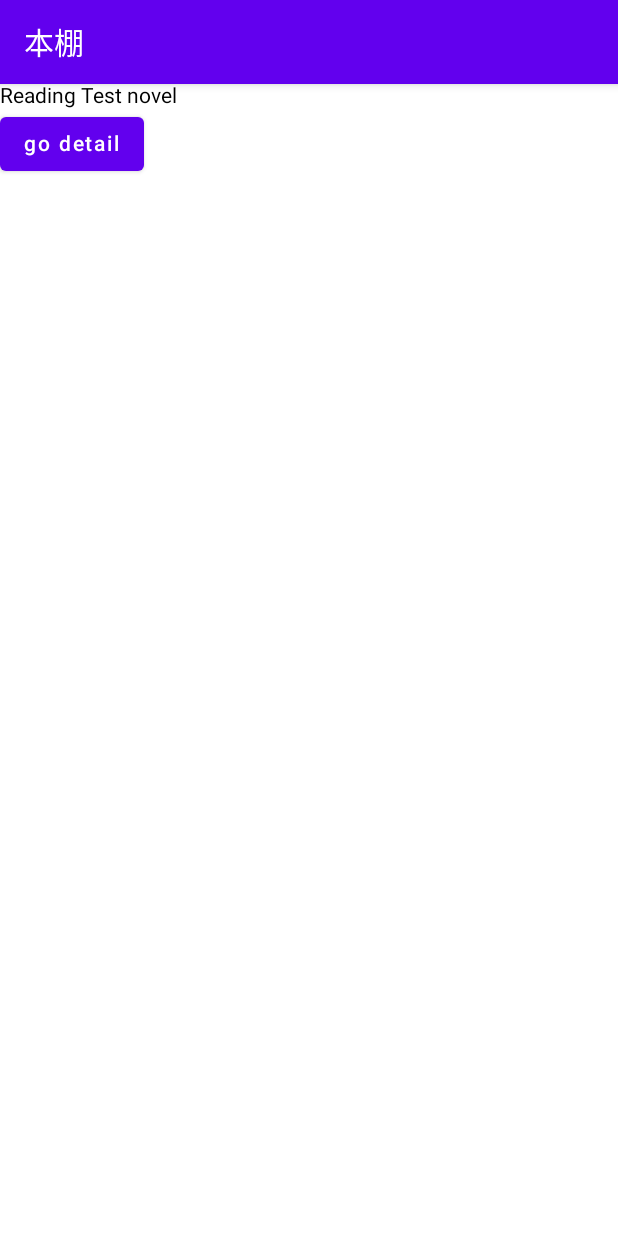
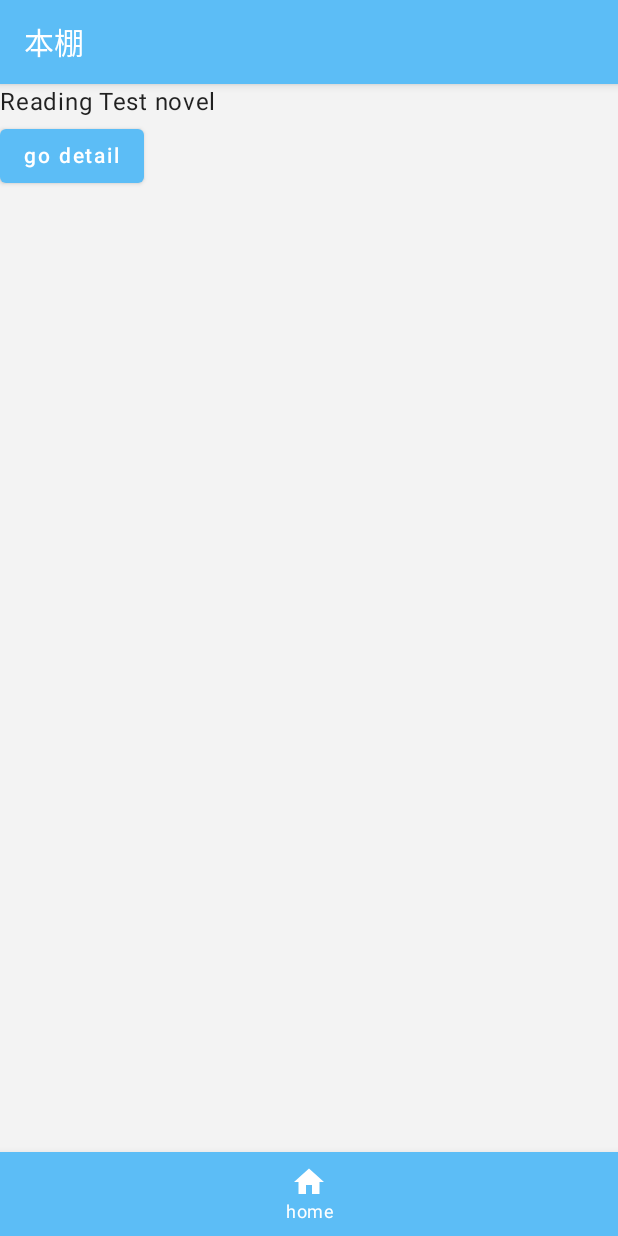
Before and after one commit to YusukeOba/WebNovelMate2, an Android app built with Jetpack Compose: the screen it shows after launch (MainActivity), on a phone screen of 412 x 824 dp. Run offline under Robolectric (Android 15) with nearby library versions, the phone set to English and light mode, and no system bars; our stand-ins replace accompanist, livedata-compose.

Commit message:
create theme

```diff
--- a/app/build.gradle
+++ b/app/build.gradle
@@ -82,6 +82,8 @@ dependencies {
     // Jetpack Compose Integration
     implementation "androidx.navigation:navigation-compose:$nav_version"
 
+    implementation "com.google.accompanist:accompanist-systemuicontroller:0.23.1"
+
     def jetpackVersion = "1.1.1"
 
     implementation "androidx.compose.ui:ui:$jetpackVersion"
--- /dev/null
+++ b/app/src/main/java/tokyo/oversoftware/webnovelmate/commons/AppTheme.kt
@@ -0,0 +1,36 @@
+package tokyo.oversoftware.webnovelmate.commons
+
+import androidx.compose.material.MaterialTheme
+import androidx.compose.material.lightColors
+import androidx.compose.runtime.Composable
+import androidx.compose.runtime.SideEffect
+import androidx.compose.ui.graphics.Color
+import androidx.compose.ui.platform.LocalInspectionMode
+import com.google.accompanist.systemuicontroller.rememberSystemUiController
+
+val skyColor = Color(0xFF5CBDF6)
+val grey = Color(0xFFF3F3F3)
+val pink = Color(0xFFFF7AAA)
+
+private val lightColors = lightColors(
+    primary = skyColor,
+    primaryVariant = skyColor,
+    secondary = pink,
+    background = grey
+)
+
+@Composable
+fun AppTheme(content: @Composable () -> Unit) {
+    if (!LocalInspectionMode.current) {
+        val systemUiController = rememberSystemUiController()
+        SideEffect {
+            systemUiController.setSystemBarsColor(
+                color = lightColors.primaryVariant,
+            )
+        }
+    }
+    MaterialTheme(
+        colors = lightColors,
+        content = content
+    )
+}
--- a/app/src/main/java/tokyo/oversoftware/webnovelmate/ui/screens/AppScreen.kt
+++ b/app/src/main/java/tokyo/oversoftware/webnovelmate/ui/screens/AppScreen.kt
@@ -1,23 +1,84 @@
 package tokyo.oversoftware.webnovelmate.ui.screens
 
-import androidx.compose.material.Scaffold
-import androidx.compose.material.rememberScaffoldState
+import android.content.res.Resources
+import androidx.compose.foundation.layout.padding
+import androidx.compose.material.*
+import androidx.compose.material.icons.Icons
+import androidx.compose.material.icons.filled.Details
+import androidx.compose.material.icons.filled.Favorite
+import androidx.compose.material.icons.filled.Home
+import androidx.compose.material.icons.filled.Settings
 import androidx.compose.runtime.*
+import androidx.compose.ui.Modifier
+import androidx.compose.ui.graphics.vector.ImageVector
+import androidx.navigation.NavDestination.Companion.hierarchy
+import androidx.navigation.NavGraph.Companion.findStartDestination
 import androidx.navigation.compose.NavHost
 import androidx.navigation.compose.composable
+import androidx.navigation.compose.currentBackStackEntryAsState
 import androidx.navigation.compose.rememberNavController
+import com.google.android.material.snackbar.BaseTransientBottomBar
+import tokyo.oversoftware.webnovelmate.commons.AppTheme
 import tokyo.oversoftware.webnovelmate.commons.rememberAppState
+
+sealed class Screen(
+    val route: String,
+    val title: String,
+    val icon: ImageVector,
+    val shownBottomBar: Boolean
+) {
+    object Home : Screen("home", "home", Icons.Filled.Home, true)
+    object Detail : Screen("detail", "detail", Icons.Filled.Details, false)
+}
+
+val bottomTabs = mapOf(
+    Pair(Screen.Home.route, Screen.Home),
+)
 
 @Composable
 fun App() {
     val appState = rememberAppState()
-    Scaffold(scaffoldState = appState.scaffoldState) {
-        NavHost(navController = appState.navController, startDestination = "home") {
-            composable("home") {
-                HomeScreen(appState)
+    AppTheme {
+        Scaffold(scaffoldState = appState.scaffoldState,
+            bottomBar = {
+                val navBackStackEntry by appState.navController.currentBackStackEntryAsState()
+                val currentDestination = navBackStackEntry?.destination
+                val isShownBottomBar =
+                    bottomTabs[currentDestination?.route]?.shownBottomBar ?: false
+                if (isShownBottomBar) {
+                    BottomNavigation {
+                        bottomTabs.forEach { screen ->
+                            BottomNavigationItem(
+                                icon = {
+                                    Icon(screen.value.icon, contentDescription = null)
+                                },
+                                label = { Text(text = screen.value.title) },
+                                selected = currentDestination?.hierarchy?.any { it.route == screen.value.route } == true,
+                                onClick = {
+                                    appState.navController.navigate(screen.value.route) {
+                                        popUpTo(appState.navController.graph.findStartDestination().id) {
+                                            saveState = true
+                                        }
+                                        launchSingleTop = true
+                                        restoreState = true
+                                    }
+                                })
+                        }
+                    }
+                }
             }
-            composable("detail") {
-                DetailScreen(appState)
+        ) {
+            NavHost(
+                navController = appState.navController,
+                startDestination = Screen.Home.route,
+                Modifier.padding(it)
+            ) {
+                composable(Screen.Home.route) {
+                    HomeScreen(appState)
+                }
+                composable(Screen.Detail.route) {
+                    DetailScreen(appState)
+                }
             }
         }
     }
--- a/app/src/main/java/tokyo/oversoftware/webnovelmate/ui/screens/HomeScreen.kt
+++ b/app/src/main/java/tokyo/oversoftware/webnovelmate/ui/screens/HomeScreen.kt
@@ -12,6 +12,7 @@ import androidx.lifecycle.viewmodel.compose.viewModel
 import androidx.navigation.NavController
 import androidx.navigation.compose.rememberNavController
 import tokyo.oversoftware.webnovelmate.commons.AppState
+import tokyo.oversoftware.webnovelmate.commons.AppTheme
 import tokyo.oversoftware.webnovelmate.commons.rememberAppState
 import tokyo.oversoftware.webnovelmate.data.entities.Novel
 import tokyo.oversoftware.webnovelmate.data.entities.NovelMeta
@@ -98,5 +99,7 @@ class HomeViewModel : ViewModel() {
 @Preview
 @Composable
 fun PreviewHomeScreen() {
-    HomeScreen(rememberAppState())
+    AppTheme {
+        HomeScreen(rememberAppState())
+    }
 }
--- a/app/src/main/res/values-night/themes.xml
+++ b/app/src/main/res/values-night/themes.xml
@@ -1,16 +1,5 @@
 <resources xmlns:tools="http://schemas.android.com/tools">
     <!-- Base application theme. -->
     <style name="Theme.Webnovelmate2" parent="Theme.MaterialComponents.DayNight.NoActionBar">
-        <!-- Primary brand color. -->
-        <item name="colorPrimary">@color/md_purple_200</item>
-        <item name="colorPrimaryVariant">@color/md_purple_700</item>
-        <item name="colorOnPrimary">@color/md_black_1000</item>
-        <!-- Secondary brand color. -->
-        <item name="colorSecondary">@color/md_teal_200</item>
-        <item name="colorSecondaryVariant">@color/md_teal_200</item>
-        <item name="colorOnSecondary">@color/md_black_1000</item>
-        <!-- Status bar color. -->
-        <item name="android:statusBarColor" tools:targetApi="l">?attr/colorPrimaryVariant</item>
-        <!-- Customize your theme here. -->
     </style>
 </resources>
--- a/app/src/main/res/values/themes.xml
+++ b/app/src/main/res/values/themes.xml
@@ -1,16 +1,5 @@
 <resources xmlns:tools="http://schemas.android.com/tools">
     <!-- Base application theme. -->
     <style name="Theme.Webnovelmate2" parent="Theme.MaterialComponents.DayNight.NoActionBar">
-        <!-- Primary brand color. -->
-        <item name="colorPrimary">@color/md_purple_500</item>
-        <item name="colorPrimaryVariant">@color/md_purple_700</item>
-        <item name="colorOnPrimary">@color/md_white_1000</item>
-        <!-- Secondary brand color. -->
-        <item name="colorSecondary">@color/md_teal_200</item>
-        <item name="colorSecondaryVariant">@color/md_teal_700</item>
-        <item name="colorOnSecondary">@color/md_black_1000</item>
-        <!-- Status bar color. -->
-        <item name="android:statusBarColor" tools:targetApi="l">?attr/colorPrimaryVariant</item>
-        <!-- Customize your theme here. -->
     </style>
 </resources>
```
Also changed, not shown: app/src/main/java/tokyo/oversoftware/webnovelmate/ui/home/HomeFragment.kt (deleted, +0 -45 lines), app/src/main/java/tokyo/oversoftware/webnovelmate/ui/home/HomeViewModel.kt (deleted, +0 -13 lines), app/src/main/res/layout/activity_main.xml (deleted, +0 -33 lines), app/src/main/res/layout/fragment_dashboard.xml (deleted, +0 -22 lines), app/src/main/res/layout/fragment_home.xml (deleted, +0 -22 lines), app/src/main/res/layout/fragment_notifications.xml (deleted, +0 -22 lines).
